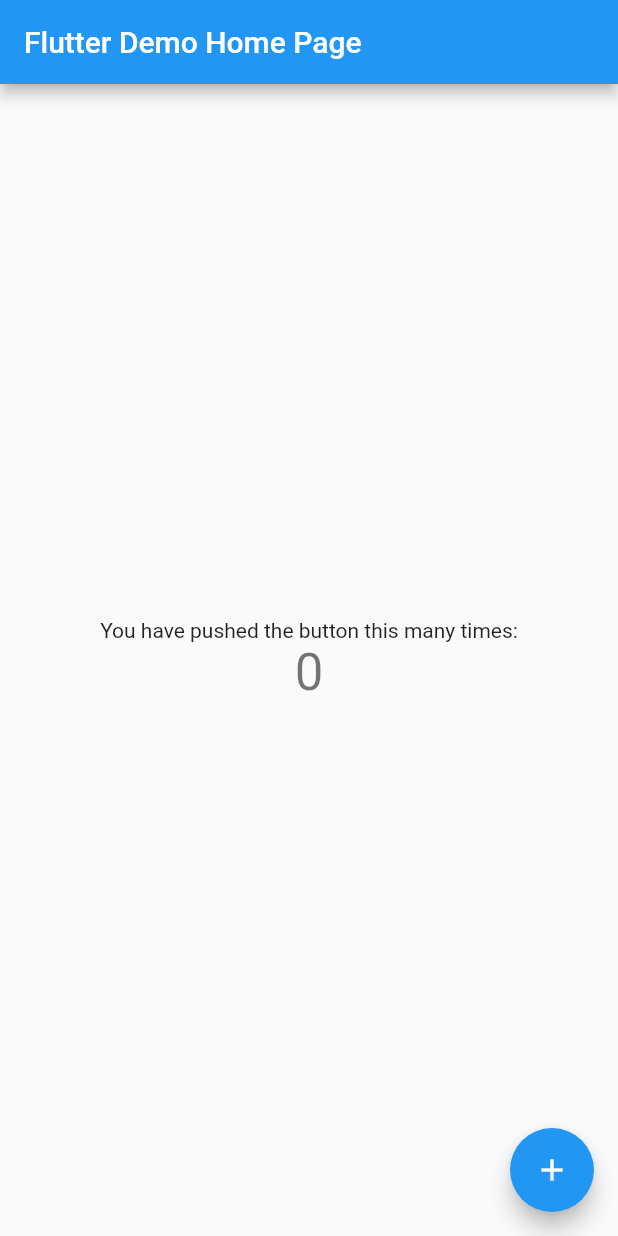
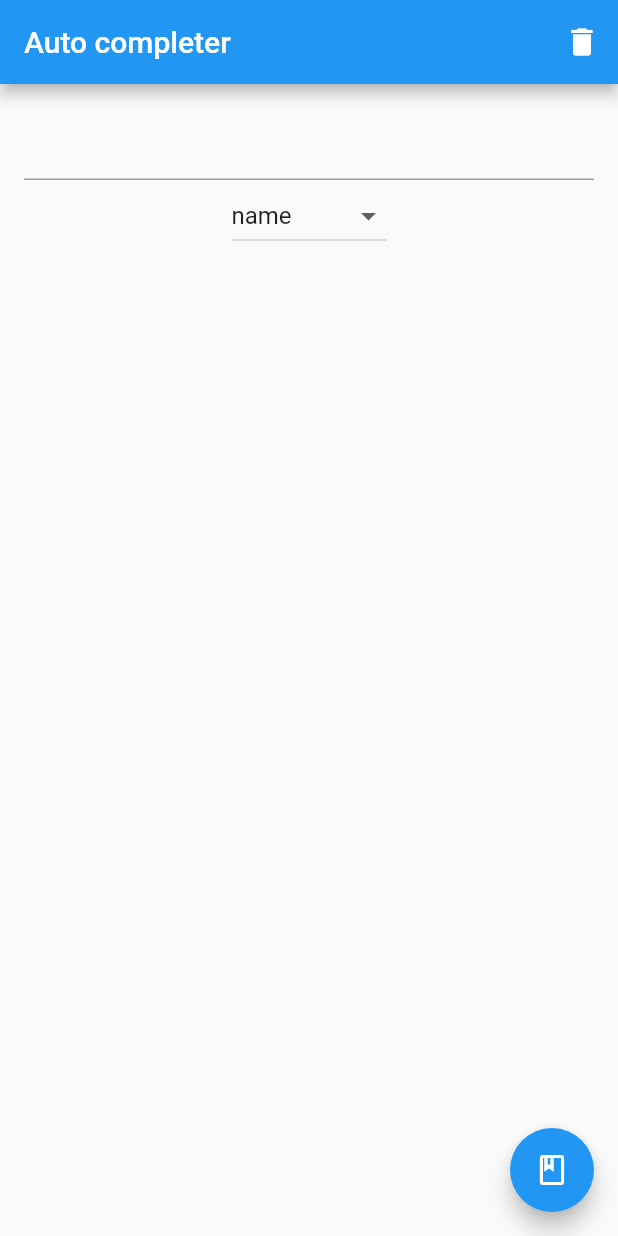
Before and after one commit to Srikar-B/autocomp, a Flutter app: the screen it shows after launch, on a phone screen of 412 x 824 dp. Run offline on Flutter 3.47's test engine with Material 2 defaults, Android fonts, the phone set to English and light mode, and no system bars; our stand-ins replace faker, sqflite; accounts and stored records are empty.

Commit message:
final changes

```diff
--- /dev/null
+++ b/autocomplete/lib/employee/employee.dart
@@ -0,0 +1,63 @@
+// To parse this JSON data, do
+//
+//     final employee = employeeFromJson(jsonString);
+
+import 'dart:convert';
+
+class Employee {
+  Employee({
+    this.eid,
+    this.name,
+    this.email,
+    this.occupation,
+    this.uName,
+    this.company,
+  });
+
+  int eid;
+  String name;
+  String email;
+  String occupation;
+  String uName;
+  String company;
+
+  factory Employee.fromMap(Map<String, dynamic> json) => Employee(
+        eid: json["eid"] == null ? null : json["eid"],
+        name: json["name"] == null ? null : json["name"],
+        email: json["email"] == null ? null : json["email"],
+        occupation: json["occupation"] == null ? null : json["occupation"],
+        uName: json["uName"] == null ? null : json["uName"],
+        company: json["company"] == null ? null : json["company"],
+      );
+
+  Map<String, dynamic> toMap() => {
+        "eid": eid == null ? null : eid,
+        "name": name == null ? null : name,
+        "email": email == null ? null : email,
+        "occupation": occupation == null ? null : occupation,
+        "uName": uName == null ? null : uName,
+        "company": company == null ? null : company,
+      };
+  factory Employee.fromRawJson(String str) =>
+      Employee.fromJson(json.decode(str));
+
+  String toRawJson() => json.encode(toJson());
+
+  factory Employee.fromJson(Map<String, dynamic> json) => Employee(
+        eid: json["eid"] == null ? null : json["eid"],
+        name: json["name"] == null ? null : json["name"],
+        email: json["email"] == null ? null : json["email"],
+        occupation: json["occupation"] == null ? null : json["occupation"],
+        uName: json["uName"] == null ? null : json["uName"],
+        company: json["company"] == null ? null : json["company"],
+      );
+
+  Map<String, dynamic> toJson() => {
+        "eid": eid == null ? null : eid,
+        "name": name == null ? null : name,
+        "email": email == null ? null : email,
+        "occupation": occupation == null ? null : occupation,
+        "uName": uName == null ? null : uName,
+        "company": company == null ? null : company,
+      };
+}
--- a/autocomplete/lib/main.dart
+++ b/autocomplete/lib/main.dart
@@ -1,3 +1,6 @@
+import 'package:autocomplete/employee/db_service.dart';
+import 'package:autocomplete/employee/employee.dart';
+import 'package:faker/faker.dart';
 import 'package:flutter/material.dart';
 
 void main() {
@@ -5,28 +8,15 @@ void main() {
 }
 
 class MyApp extends StatelessWidget {
-  // This widget is the root of your application.
   @override
   Widget build(BuildContext context) {
     return MaterialApp(
       title: 'Flutter Demo',
       theme: ThemeData(
-        // This is the theme of your application.
-        //
-        // Try running your application with "flutter run". You'll see the
-        // application has a blue toolbar. Then, without quitting the app, try
-        // changing the primarySwatch below to Colors.green and then invoke
-        // "hot reload" (press "r" in the console where you ran "flutter run",
-        // or simply save your changes to "hot reload" in a Flutter IDE).
-        // Notice that the counter didn't reset back to zero; the application
-        // is not restarted.
         primarySwatch: Colors.blue,
-        // This makes the visual density adapt to the platform that you run
-        // the app on. For desktop platforms, the controls will be smaller and
-        // closer together (more dense) than on mobile platforms.
         visualDensity: VisualDensity.adaptivePlatformDensity,
       ),
-      home: MyHomePage(title: 'Flutter Demo Home Page'),
+      home: MyHomePage(title: 'Auto completer'),
     );
   }
 }
@@ -34,84 +24,177 @@ class MyApp extends StatelessWidget {
 class MyHomePage extends StatefulWidget {
   MyHomePage({Key key, this.title}) : super(key: key);
 
-  // This widget is the home page of your application. It is stateful, meaning
-  // that it has a State object (defined below) that contains fields that affect
-  // how it looks.
-
-  // This class is the configuration for the state. It holds the values (in this
-  // case the title) provided by the parent (in this case the App widget) and
-  // used by the build method of the State. Fields in a Widget subclass are
-  // always marked "final".
-
   final String title;
 
   @override
   _MyHomePageState createState() => _MyHomePageState();
 }
 
+enum SingingCharacter { name, email, occupation, company }
+
 class _MyHomePageState extends State<MyHomePage> {
-  int _counter = 0;
+  SingingCharacter _character = SingingCharacter.name;
+  String field = 'name';
+  var faker = Faker();
+  List<Employee> fakeRecords = [];
+  List<Employee> matchedRecords = [];
+  bool recloading = false;
+  createFakeRecords() async {
+    var start = DateTime.now().millisecondsSinceEpoch;
+    setState(() {
+      recloading = true;
+    });
+    for (int i = 0; i < 9999; i++) {
+      Employee emp = Employee(
+          eid: i,
+          name: faker.person.name(),
+          email: faker.internet.email(),
+          occupation: faker.job.title(),
+          company: faker.company.name(),
+          uName: faker.internet.userName());
+      fakeRecords.add(emp);
+    }
+    // add each record to the db
+    for (var rec in fakeRecords) {
+      var resp = await saveEmployee(rec);
+      print(resp);
+    }
+    // fakeRecords.forEach((element) async {
+    //   var resp = await saveEmployee(element);
+    //   print(resp);
+    // });
 
-  void _incrementCounter() {
     setState(() {
-      // This call to setState tells the Flutter framework that something has
-      // changed in this State, which causes it to rerun the build method below
-      // so that the display can reflect the updated values. If we changed
-      // _counter without calling setState(), then the build method would not be
-      // called again, and so nothing would appear to happen.
-      _counter++;
+      recloading = false;
     });
+    var end = DateTime.now().millisecondsSinceEpoch;
+    print((end - start).toString() + " milliseconds");
   }
 
   @override
   Widget build(BuildContext context) {
-    // This method is rerun every time setState is called, for instance as done
-    // by the _incrementCounter method above.
-    //
-    // The Flutter framework has been optimized to make rerunning build methods
-    // fast, so that you can just rebuild anything that needs updating rather
-    // than having to individually change instances of widgets.
     return Scaffold(
       appBar: AppBar(
-        // Here we take the value from the MyHomePage object that was created by
-        // the App.build method, and use it to set our appbar title.
         title: Text(widget.title),
+        actions: [
+          IconButton(
+              icon: Icon(Icons.delete),
+              onPressed: () {
+                deleteDB();
+              })
+        ],
       ),
-      body: Center(
-        // Center is a layout widget. It takes a single child and positions it
-        // in the middle of the parent.
+      body: Padding(
+        padding: const EdgeInsets.all(16.0),
         child: Column(
-          // Column is also a layout widget. It takes a list of children and
-          // arranges them vertically. By default, it sizes itself to fit its
-          // children horizontally, and tries to be as tall as its parent.
-          //
-          // Invoke "debug painting" (press "p" in the console, choose the
-          // "Toggle Debug Paint" action from the Flutter Inspector in Android
-          // Studio, or the "Toggle Debug Paint" command in Visual Studio Code)
-          // to see the wireframe for each widget.
-          //
-          // Column has various properties to control how it sizes itself and
-          // how it positions its children. Here we use mainAxisAlignment to
-          // center the children vertically; the main axis here is the vertical
-          // axis because Columns are vertical (the cross axis would be
-          // horizontal).
-          mainAxisAlignment: MainAxisAlignment.center,
+          mainAxisAlignment: MainAxisAlignment.start,
           children: <Widget>[
-            Text(
-              'You have pushed the button this many times:',
-            ),
-            Text(
-              '$_counter',
-              style: Theme.of(context).textTheme.headline4,
-            ),
+            TextField(onChanged: (val) async {
+              if (val.trim().isNotEmpty) {
+                var records = await getOfflineEmployees(val.trim(), field);
+                setState(() {
+                  matchedRecords = records;
+                });
+              }
+            }),
+            DropdownButton(
+                value: field,
+                items: [
+                  DropdownMenuItem(
+                    child: Text('name'),
+                    value: 'name',
+                  ),
+                  DropdownMenuItem(
+                    child: Text('company'),
+                    value: 'company',
+                  ),
+                  DropdownMenuItem(
+                    child: Text('email'),
+                    value: 'email',
+                  ),
+                  DropdownMenuItem(
+                    child: Text('occupation'),
+                    value: 'occupation',
+                  ),
+                ],
+                onChanged: (val) {
+                  setState(() {
+                    matchedRecords = [];
+                    field = val;
+                  });
+                })
+            // // Wrap(
+            //   children: <Widget>[
+            //     RadioListTile<SingingCharacter>(
+            //       title: const Text('name'),
+            //       value: SingingCharacter.name,
+            //       groupValue: _character,
+            //       onChanged: (SingingCharacter value) {
+            //         setState(() {
+            //           _character = value;
+            //           field = 'name';
+            //         });
+            //       },
+            //     ),
+            //     RadioListTile<SingingCharacter>(
+            //       title: const Text('email'),
+            //       value: SingingCharacter.email,
+            //       groupValue: _character,
+            //       onChanged: (SingingCharacter value) {
+            //         setState(() {
+            //           _character = value;
+            //           field = 'email';
+            //         });
+            //       },
+            //     ),
+            //     RadioListTile<SingingCharacter>(
+            //       title: const Text('job'),
+            //       value: SingingCharacter.occupation,
+            //       groupValue: _character,
+            //       onChanged: (SingingCharacter value) {
+            //         setState(() {
+            //           _character = value;
+            //           field = 'occupation';
+            //         });
+            //       },
+            //     ),
+            //     RadioListTile<SingingCharacter>(
+            //       title: const Text('company'),
+            //       value: SingingCharacter.company,
+            //       groupValue: _character,
+            //       onChanged: (SingingCharacter value) {
+            //         setState(() {
+            //           _character = value;
+            //           field = 'company';
+            //         });
+            //       },
+            //     ),
+            //   ],
+            // ),
+            ,
+            Expanded(
+              child: ListView.builder(
+                  itemCount: matchedRecords.length,
+                  itemBuilder: (context, i) {
+                    return ListTile(
+                      title:
+                          Text(matchedRecords[i].toMap()[field] ?? 'no text'),
+                    );
+                  }),
+            )
           ],
         ),
       ),
       floatingActionButton: FloatingActionButton(
-        onPressed: _incrementCounter,
-        tooltip: 'Increment',
-        child: Icon(Icons.add),
-      ), // This trailing comma makes auto-formatting nicer for build methods.
+          onPressed: () {
+            if (!recloading) createFakeRecords();
+          },
+          tooltip: 'Add 1K records',
+          child: recloading
+              ? CircularProgressIndicator(
+                  valueColor: new AlwaysStoppedAnimation<Color>(Colors.white),
+                )
+              : Icon(Icons.book_outlined)),
     );
   }
 }
```
Also changed, not shown: autocomplete/lib/employee/db_service.dart (added, +70 -0 lines), autocomplete/pubspec.yaml (+3 -55 lines), autocomplete/pubspec.lock, 1 other file.
